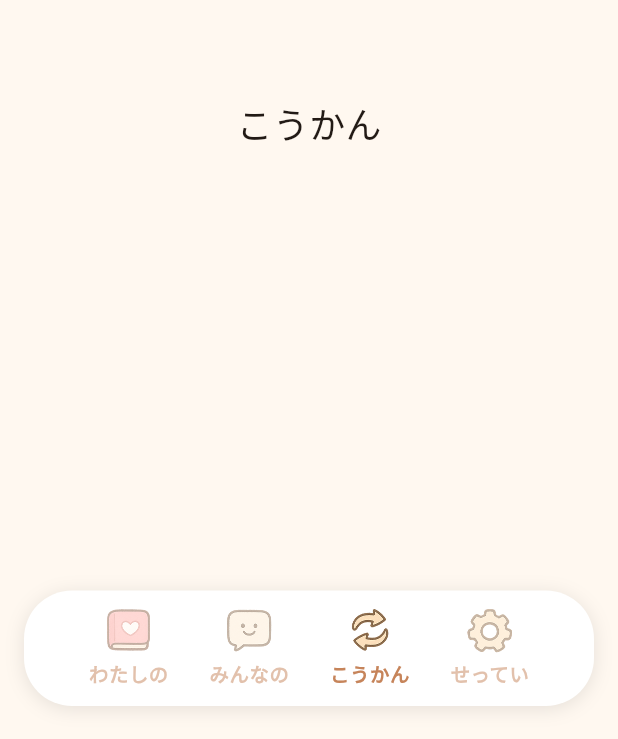
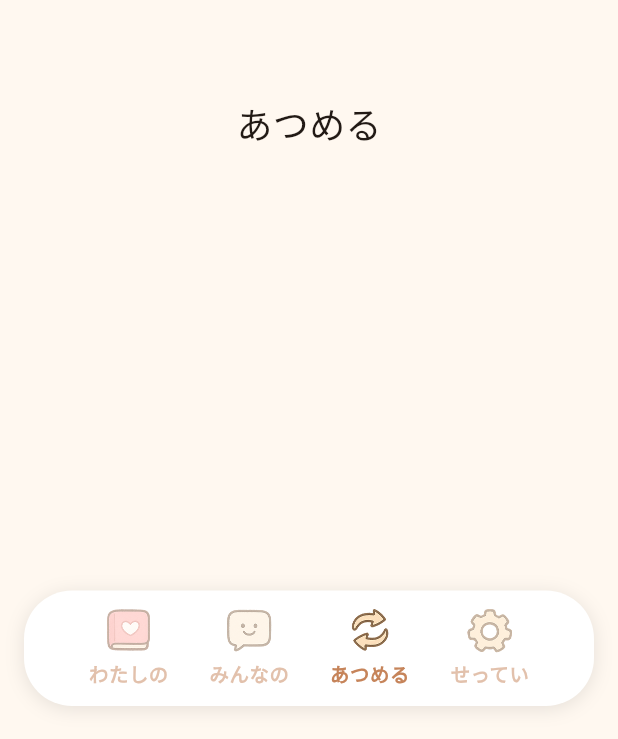
Before and after one commit to p2hacks2025/post-04, a Flutter app: the screen it shows after launch, item 3 of the bottom bar chosen, on a phone screen of 412 x 824 dp. Shown: the part 494-1233 px from the top of the screen. Run offline on Flutter 3.47's test engine with Material 3 defaults, Android fonts, the phone set to English and light mode, and no system bars; our stand-ins replace google_fonts.

Commit message:
feat: 'こうかん'を'あつめる'に変更

```diff
--- a/lib/main.dart
+++ b/lib/main.dart
@@ -44,7 +44,7 @@ class _MainScreenState extends State<MainScreen> {
   final List<Widget> _pages = [
     const StickerBookPage(),
     const Center(child: Text('みんなの', style: TextStyle(fontSize: 24))),
-    const Center(child: Text('こうかん', style: TextStyle(fontSize: 24))),
+    const Center(child: Text('あつめる', style: TextStyle(fontSize: 24))),
     const Center(child: Text('せってい', style: TextStyle(fontSize: 24))),
   ];
 
@@ -55,10 +55,7 @@ class _MainScreenState extends State<MainScreen> {
       body: SafeArea(
         child: Stack(
           children: [
-            IndexedStack(
-              index: _selectedIndex,
-              children: _pages,
-            ),
+            IndexedStack(index: _selectedIndex, children: _pages),
             Positioned(
               left: 16,
               right: 16,
--- a/lib/widgets/navigation_bar.dart
+++ b/lib/widgets/navigation_bar.dart
@@ -44,7 +44,7 @@ class CustomNavigationBar extends StatelessWidget {
           ),
           _NavItem(
             iconPath: 'assets/icons/exchange_icon.png',
-            label: 'こうかん',
+            label: 'あつめる',
             isSelected: selectedIndex == 2,
             onTap: () => onItemTapped(2),
           ),
```
